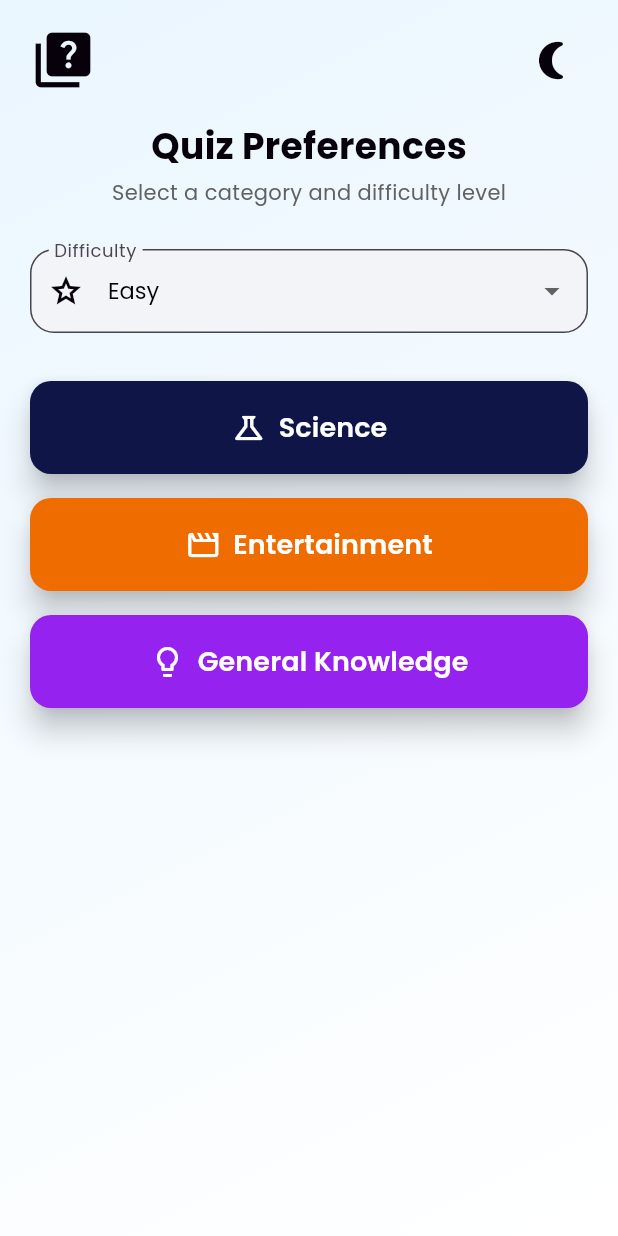
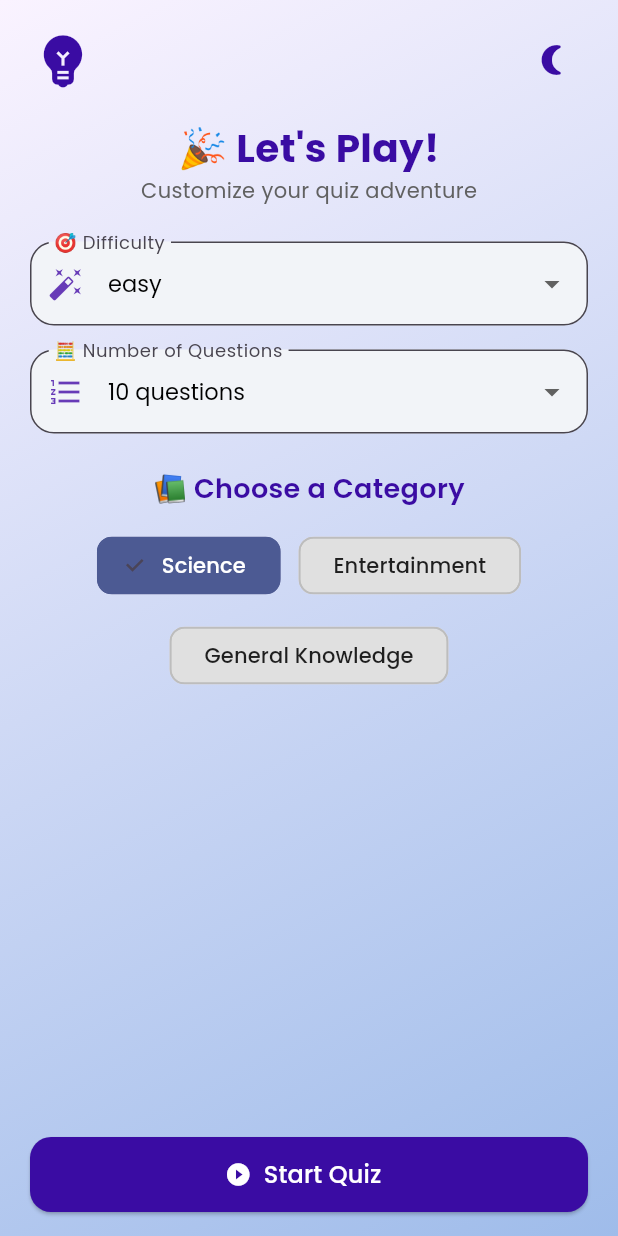
Before and after one commit to YessinEleuchi/QuizMaster-Pro, a Flutter app: the CategoryScreen screen opened directly, on a phone screen of 412 x 824 dp. Run offline on Flutter 3.47's test engine with Material 3 defaults, Android fonts, the light colour scheme and no system bars; our stand-ins replace audioplayers, firebase_auth, firebase_core, google_fonts, vibration; accounts and stored records are empty.

Commit message:
add sound and enhance design

```diff
--- a/lib/screens/category_screen.dart
+++ b/lib/screens/category_screen.dart
@@ -1,9 +1,9 @@
+import 'dart:async';
 import 'package:flutter/material.dart';
 import 'package:google_fonts/google_fonts.dart';
 import 'package:provider/provider.dart';
 import 'package:quiz_app/main.dart';
 import 'package:quiz_app/screens/question_screen.dart';
-import 'dart:async';
 
 class CategoryScreen extends StatefulWidget {
   const CategoryScreen({Key? key}) : super(key: key);
@@ -16,7 +16,10 @@ class _CategoryScreenState extends State<CategoryScreen> with SingleTickerProvid
   late AnimationController _animationController;
   late Animation<double> _fadeAnimation;
   late Animation<double> _scaleAnimation;
+
+  String selectedCategory = "Science";
   String selectedDifficulty = "easy";
+  int selectedAmount = 10;
   bool toggleIcon = true;
 
   @override
@@ -30,14 +33,12 @@ class _CategoryScreenState extends State<CategoryScreen> with SingleTickerProvid
       CurvedAnimation(parent: _animationController, curve: Curves.easeInOut),
     );
     _scaleAnimation = Tween<double>(begin: 0.9, end: 1.0).animate(
-      CurvedAnimation(parent: _animationController, curve: Curves.easeInOut),
+      CurvedAnimation(parent: _animationController, curve: Curves.elasticOut),
     );
     _animationController.forward();
 
     Timer.periodic(const Duration(seconds: 2), (_) {
-      if (mounted) {
-        setState(() => toggleIcon = !toggleIcon);
-      }
+      if (mounted) setState(() => toggleIcon = !toggleIcon);
     });
   }
 
@@ -51,10 +52,10 @@ class _CategoryScreenState extends State<CategoryScreen> with SingleTickerProvid
   Widget build(BuildContext context) {
     final themeProvider = Provider.of<ThemeProvider>(context);
     final isDark = themeProvider.isDarkMode;
-    final primaryColor = isDark ? const Color(0xFF00E5C4) : const Color(0xFF07010C);
+    final primaryColor = isDark ? const Color(0xFF00E5C4) : const Color(0xFF3A0CA3);
     final backgroundGradient = isDark
-        ? [const Color(0xFF121212), const Color(0xFF1F1F1F)]
-        : [const Color(0xFFEAF6FF), const Color(0xFFFFFFFF)];
+        ? [const Color(0xFF1F1B24), const Color(0xFF121212)]
+        : [const Color(0xFFFAF3FF), const Color(0xFF9FBCEA)];
 
     return Scaffold(
       body: Container(
@@ -75,46 +76,45 @@ class _CategoryScreenState extends State<CategoryScreen> with SingleTickerProvid
                 child: Column(
                   crossAxisAlignment: CrossAxisAlignment.start,
                   children: [
-                    // 🧠 Titre + icônes
+                    // 🎨 Header + toggle icon
                     Row(
                       mainAxisAlignment: MainAxisAlignment.spaceBetween,
                       children: [
                         AnimatedSwitcher(
                           duration: const Duration(milliseconds: 600),
                           child: Icon(
-                            toggleIcon ? Icons.quiz : Icons.psychology_alt_rounded,
+                            toggleIcon ? Icons.emoji_objects : Icons.auto_awesome,
                             key: ValueKey(toggleIcon),
                             color: primaryColor,
                             size: 44,
                           ),
-                          transitionBuilder: (child, animation) =>
-                              ScaleTransition(scale: animation, child: child),
+                          transitionBuilder: (child, animation) => ScaleTransition(scale: animation, child: child),
                         ),
                         IconButton(
                           icon: Icon(
                             isDark ? Icons.wb_sunny_outlined : Icons.nightlight_round,
                             color: primaryColor,
-                            size: 30,
                           ),
                           onPressed: () => themeProvider.toggleTheme(),
                         ),
                       ],
                     ),
                     const SizedBox(height: 16),
+
+                    // 🎉 Title
                     Center(
                       child: Column(
                         children: [
                           Text(
-                            "Quiz Preferences",
+                            "🎉 Let's Play!",
                             style: GoogleFonts.poppins(
-                              fontSize: 24,
+                              fontSize: 26,
                               fontWeight: FontWeight.bold,
                               color: primaryColor,
                             ),
                           ),
-                          const SizedBox(height: 4),
                           Text(
-                            "Select a category and difficulty level",
+                            "Customize your quiz adventure",
                             style: GoogleFonts.poppins(
                               fontSize: 14,
                               color: isDark ? Colors.grey[300] : Colors.grey[700],
@@ -123,59 +123,72 @@ class _CategoryScreenState extends State<CategoryScreen> with SingleTickerProvid
                         ],
                       ),
                     ),
-                    const SizedBox(height: 28),
-                    // 🎚️ Dropdown
+
+                    const SizedBox(height: 24),
+
+                    // 🧠 Difficulty dropdown
+                    _buildDropdown<String>(
+                      value: selectedDifficulty,
+                      label: "🎯 Difficulty",
+                      icon: Icons.auto_fix_high,
+                      items: ["easy", "medium", "hard"],
+                      onChanged: (val) => setState(() => selectedDifficulty = val!),
+                    ),
+
+                    const SizedBox(height: 16),
+
+                    // 📊 Number of questions
+                    _buildDropdown<int>(
+                      value: selectedAmount,
+                      label: "🧮 Number of Questions",
+                      icon: Icons.format_list_numbered,
+                      items: [5, 10, 15, 20],
+                      displayText: (val) => "$val questions",
+                      onChanged: (val) => setState(() => selectedAmount = val!),
+                    ),
+
+                    const SizedBox(height: 24),
+
+                    // 📚 Categories
                     Center(
-                      child: DropdownButtonFormField<String>(
-                        value: selectedDifficulty,
-                        decoration: InputDecoration(
-                          labelText: "Difficulty",
-                          prefixIcon: Icon(Icons.grade_outlined, color: primaryColor),
-                          border: OutlineInputBorder(borderRadius: BorderRadius.circular(16)),
-                          filled: true,
-                          fillColor: isDark ? const Color(0xFF2C2C2C) : const Color(0xFFF2F4F8),
-                        ),
-                        dropdownColor: isDark ? const Color(0xFF2C2C2C) : Colors.white,
-                        style: GoogleFonts.poppins(
-                          fontSize: 15,
-                          color: isDark ? Colors.white : Colors.black,
-                        ),
-                        items: ["Easy", "Medium", "Hard"].map((value) {
-                          return DropdownMenuItem<String>(
-                            value: value.toLowerCase(),
-                            child: Text(value),
-                          );
-                        }).toList(),
-                        onChanged: (value) => setState(() => selectedDifficulty = value!),
+                      child: Column(
+                        children: [
+                          Text(
+                            "📚 Choose a Category",
+                            style: GoogleFonts.poppins(
+                              fontSize: 18,
+                              fontWeight: FontWeight.w600,
+                              color: primaryColor,
+                            ),
+                            textAlign: TextAlign.center,
+                          ),
+                          const SizedBox(height: 14),
+                          Wrap(
+                            spacing: 12,
+                            runSpacing: 12,
+                            alignment: WrapAlignment.center,
+                            children: [
+                              _buildCategoryChip("Science"),
+                              _buildCategoryChip("Entertainment"),
+                              _buildCategoryChip("General Knowledge"),
+                            ],
+                          ),
+                        ],
                       ),
                     ),
-                    const SizedBox(height: 32),
-                    // 🧩 Boutons
-                    Expanded(
-                      child: ListView(
-                        children: [
-                          CategoryButton(
-                            text: "Science",
-                            icon: Icons.science_outlined,
-                            color: const Color(0xFF0F1647),
-                            onPressed: () => _navigate("Science"),
-                          ),
-                          CategoryButton(
-                            text: "Entertainment",
-                            icon: Icons.movie_creation_outlined,
-                            color: const Color(0xFFEF6C00),
-                            onPressed: () => _navigate("Entertainment"),
-                          ),
-                          CategoryButton(
-                            text: "General Knowledge",
-                            icon: Icons.lightbulb_outline,
-                            color: const Color(0xFF9622EF),
-                            onPressed: () => _navigate("General Knowledge"),
-                          ),
-                        ].map((e) => Padding(
-                          padding: const EdgeInsets.only(bottom: 16),
-                          child: e,
-                        )).toList(),
+
+                    const Spacer(),
+
+                    // ▶️ Start Quiz
+                    ElevatedButton.icon(
+                      onPressed: _navigateToQuiz,
+                      icon: const Icon(Icons.play_circle_fill),
+                      label: const Text("Start Quiz", style: TextStyle(fontSize: 16)),
+                      style: ElevatedButton.styleFrom(
+                        backgroundColor: primaryColor,
+                        foregroundColor: Colors.white,
+                        minimumSize: const Size.fromHeight(50),
+                        shape: RoundedRectangleBorder(borderRadius: BorderRadius.circular(14)),
                       ),
                     ),
                   ],
@@ -188,53 +201,74 @@ class _CategoryScreenState extends State<CategoryScreen> with SingleTickerProvid
     );
   }
 
-  void _navigate(String category) {
+  // 🌟 Dropdown Builder
+  Widget _buildDropdown<T>({
+    required T value,
+    required String label,
+    required IconData icon,
+    required List<T> items,
+    required ValueChanged<T?> onChanged,
+    String Function(T)? displayText,
+  }) {
+    final themeProvider = Provider.of<ThemeProvider>(context, listen: false);
+    final isDark = themeProvider.isDarkMode;
+
+    return DropdownButtonFormField<T>(
+      value: value,
+      decoration: InputDecoration(
+        labelText: label,
+        prefixIcon: Icon(icon, color: isDark ? Colors.cyanAccent : Colors.deepPurple),
+        border: OutlineInputBorder(borderRadius: BorderRadius.circular(16)),
+        filled: true,
+        fillColor: isDark ? const Color(0xFF2C2C2C) : const Color(0xFFF2F4F8),
+      ),
+      dropdownColor: isDark ? const Color(0xFF2C2C2C) : Colors.white,
+      style: GoogleFonts.poppins(fontSize: 15, color: isDark ? Colors.white : Colors.black),
+      items: items.map((item) {
+        return DropdownMenuItem<T>(
+          value: item,
+          child: Text(displayText != null ? displayText(item) : item.toString()),
+        );
+      }).toList(),
+      onChanged: onChanged,
+    );
+  }
+
+  // 🧩 Category Chips
+  Widget _buildCategoryChip(String label) {
+    final isSelected = selectedCategory == label;
+    return ChoiceChip(
+      label: Text(label),
+      selected: isSelected,
+      onSelected: (_) => setState(() => selectedCategory = label),
+      selectedColor: const Color(0xFF4C5A93),
+      backgroundColor: Colors.grey[300],
+      shape: RoundedRectangleBorder(
+        borderRadius: BorderRadius.circular(10),
+        side: BorderSide(
+          color: isSelected ? const Color(0xFF4C5A93) : Colors.grey.shade400,
+          width: 1.2,
+        ),
+      ),
+      labelStyle: GoogleFonts.poppins(
+        color: isSelected ? Colors.white : Colors.black87,
+        fontWeight: FontWeight.w500,
+      ),
+      padding: const EdgeInsets.symmetric(horizontal: 14, vertical: 8),
+    );
+  }
+
+  // ⏭️ Go to QuestionScreen
+  void _navigateToQuiz() {
     Navigator.push(
       context,
       MaterialPageRoute(
         builder: (context) => QuestionScreen(
-          category: category,
+          category: selectedCategory,
           difficulty: selectedDifficulty,
-          amount: 10,
+          amount: selectedAmount,
         ),
       ),
     );
   }
 }
-
-class CategoryButton extends StatelessWidget {
-  final String text;
-  final IconData icon;
-  final Color color;
-  final VoidCallback onPressed;
-
-  const CategoryButton({
-    required this.text,
-    required this.icon,
-    required this.color,
-    required this.onPressed,
-    super.key,
-  });
-
-  @override
-  Widget build(BuildContext context) {
-    return ElevatedButton.icon(
-      icon: Icon(icon, size: 24),
-      label: Text(
-        text,
-        style: GoogleFonts.poppins(
-          fontSize: 18,
-          fontWeight: FontWeight.w600,
-        ),
-      ),
-      onPressed: onPressed,
-      style: ElevatedButton.styleFrom(
-        backgroundColor: color,
-        foregroundColor: Colors.white,
-        padding: const EdgeInsets.symmetric(vertical: 18, horizontal: 12),
-        elevation: 8,
-        shape: RoundedRectangleBorder(borderRadius: BorderRadius.circular(14)),
-      ),
-    );
-  }
-}
--- a/lib/service/quiz_service.dart
+++ b/lib/service/quiz_service.dart
@@ -14,7 +14,7 @@ class QuizService {
   // Fetch questions from the OpenTDB API based on selected category ID
   Future<List<Map<String, dynamic>>> fetchQuestions({
     required int amount,
-    required int categoryId,  // Changed category parameter to categoryId
+    required int categoryId,
     required String difficulty,
   }) async {
     final url =
--- a/pubspec.yaml
+++ b/pubspec.yaml
@@ -44,6 +44,8 @@ dependencies:
   shared_preferences: any
   audioplayers: ^5.0.0
   provider: ^6.1.2
+  vibration: ^1.7.4
+
 dev_dependencies:
   flutter_test:
     sdk: flutter
```
Also changed, not shown: lib/controller/question_controller.dart (+70 -33 lines), lib/widget/question_body.dart (+49 -21 lines), pubspec.lock, 1 other file.
